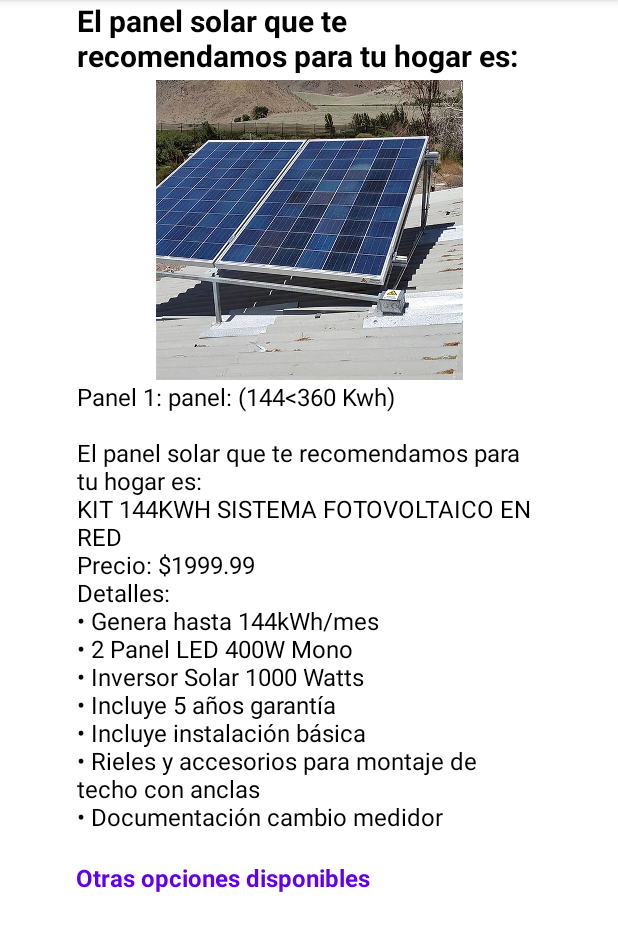
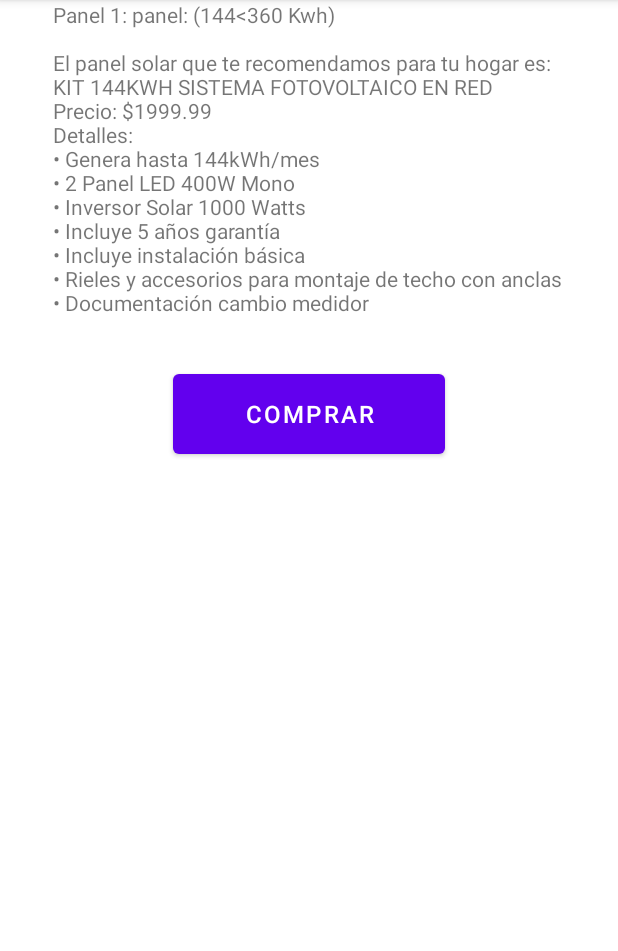
Before and after one commit to Jefferson545/proyectote, an Android app: the Activity_calc_panels screen opened directly, with no data from a screen before it, after a tap on an icon or button, on a phone screen of 412 x 824 dp, the part 84-1035 px from its top. Run offline under Robolectric (Android 15) with nearby library versions, the phone set to English and light mode, and no system bars; 6 statements that could not run were skipped.

```diff
--- a/app/src/main/java/com/example/proyectocasifull/Activity_calc_panels.java
+++ b/app/src/main/java/com/example/proyectocasifull/Activity_calc_panels.java
@@ -3,6 +3,7 @@ package com.example.proyectocasifull;
 import androidx.appcompat.app.AppCompatActivity;
 
 import android.content.Context;
+import android.content.Intent;
 import android.content.res.Resources;
 import android.graphics.Bitmap;
 import android.graphics.drawable.BitmapDrawable;
@@ -533,5 +534,17 @@ public class Activity_calc_panels extends AppCompatActivity {
         imageView.setImageResource(R.drawable.panel5); // Asignar la imagen al ImageView
     }*/
 
+    public void enviarInformacion(View view) {
+        // Obtener el texto del TextView
+        TextView textView = (TextView) findViewById(R.id.primerPanel);
+        String informacion = textView.getText().toString();
+
+        // Crear un Intent para pasar la información a la siguiente actividad
+        Intent intent = new Intent(this, Activity_compra.class);
+        intent.putExtra("textSeleccionado", informacion);
+        startActivity(intent);
+    }
+
+
 
 }
--- a/app/src/main/java/com/example/proyectocasifull/Activity_compra.java
+++ b/app/src/main/java/com/example/proyectocasifull/Activity_compra.java
@@ -2,7 +2,9 @@ package com.example.proyectocasifull;
 
 import androidx.appcompat.app.AppCompatActivity;
 
+import android.content.Intent;
 import android.os.Bundle;
+import android.widget.TextView;
 
 public class Activity_compra extends AppCompatActivity {
 
@@ -10,5 +12,13 @@ public class Activity_compra extends AppCompatActivity {
     protected void onCreate(Bundle savedInstanceState) {
         super.onCreate(savedInstanceState);
         setContentView(R.layout.activity_compra);
+        // Obtener la información del Intent
+        Intent intent = getIntent();
+        String informacion = intent.getStringExtra("textSeleccionado");
+
+// Mostrar la información en un TextView u otro componente
+        TextView textView = (TextView) findViewById(R.id.textseleccionado);
+        textView.setText(informacion);
+
     }
 }
--- a/app/src/main/res/layout/activity_calc_panels.xml
+++ b/app/src/main/res/layout/activity_calc_panels.xml
@@ -50,7 +50,7 @@
             android:layout_width="310dp"
             android:layout_height="wrap_content"
             android:clickable="true"
-            android:onClick="click"
+            android:onClick="enviarInformacion"
             android:text="ewqwqe"
             android:textColor="@color/black"
             android:textSize="16sp"
@@ -75,7 +75,7 @@
             android:id="@+id/segundoPanel"
             android:layout_width="313dp"
             android:layout_height="wrap_content"
-            android:onClick="click"
+            android:onClick="enviarInformacion"
             android:text="segundo"
             android:textColor="@color/black"
             app:layout_constraintEnd_toEndOf="parent"
@@ -86,7 +86,7 @@
             android:id="@+id/cuartoPanel"
             android:layout_width="312dp"
             android:layout_height="wrap_content"
-            android:onClick="click"
+            android:onClick="enviarInformacion"
             android:text="cuarto"
             android:textColor="@color/black"
             app:layout_constraintEnd_toEndOf="parent"
@@ -97,7 +97,7 @@
             android:id="@+id/tercerPanel"
             android:layout_width="312dp"
             android:layout_height="wrap_content"
-            android:onClick="click"
+            android:onClick="enviarInformacion"
             android:text="tercero"
             android:textColor="@color/black"
             app:layout_constraintEnd_toEndOf="parent"
@@ -117,7 +117,7 @@
             android:id="@+id/quintoPanel"
             android:layout_width="312dp"
             android:layout_height="wrap_content"
-            android:onClick="click"
+            android:onClick="enviarInformacion"
             android:text="quinto"
             android:textColor="@color/black"
             app:layout_constraintEnd_toEndOf="parent"
--- a/app/src/main/res/layout/activity_compra.xml
+++ b/app/src/main/res/layout/activity_compra.xml
@@ -7,9 +7,9 @@
     tools:context=".Activity_compra">
 
     <TextView
-        android:id="@+id/textView6"
+        android:id="@+id/textseleccionado"
         android:layout_width="342dp"
-        android:layout_height="46dp"
+        android:layout_height="wrap_content"
         android:text="TextView"
         app:layout_constraintEnd_toEndOf="parent"
         app:layout_constraintStart_toStartOf="parent"
@@ -28,10 +28,10 @@
         android:id="@+id/button"
         android:layout_width="181dp"
         android:layout_height="65dp"
+        android:layout_marginTop="16dp"
         android:text="Comprar"
         android:textSize="16sp"
         app:layout_constraintEnd_toEndOf="parent"
-        app:layout_constraintHorizontal_bias="0.0"
         app:layout_constraintStart_toStartOf="parent"
-        app:layout_constraintTop_toBottomOf="@+id/textView6" />
+        app:layout_constraintTop_toBottomOf="@+id/textseleccionado" />
 </androidx.constraintlayout.widget.ConstraintLayout>
```
